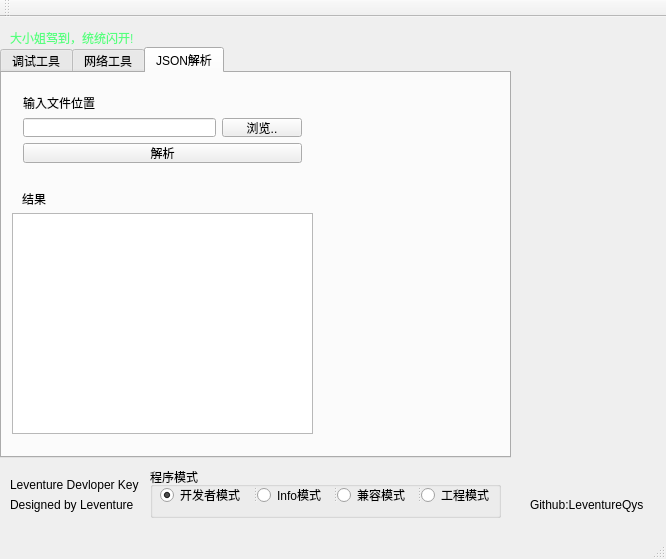
Before: the Qt Designer form Leventure_DevelopKey/Leventure_DevelopKey/Leventure_DevelopKey.ui in LeventureQys/Leventure_DevelopKey, drawn with Qt 5.
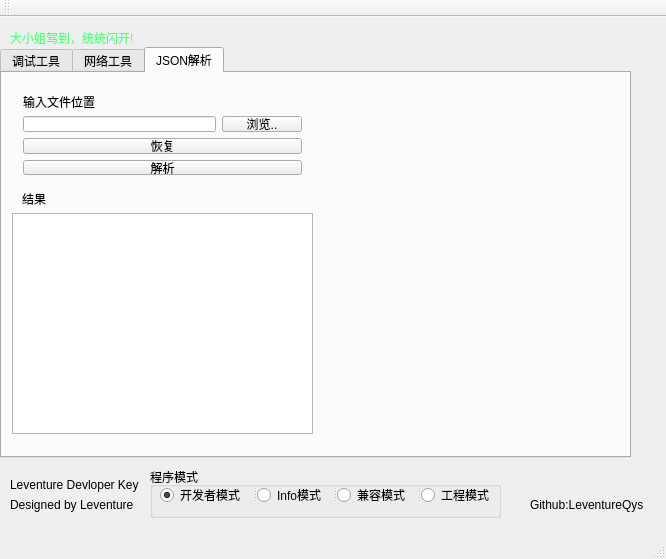
After: the same form once the commit is applied.

Commit message:
添加了一个csv恢复工具
添加了一个csv恢复成json格式的工具，原来的做法会导致ID丢失，不过这个ID本身含义并不大

The edit to the form file:
```diff
--- a/Leventure_DevelopKey/Leventure_DevelopKey/Leventure_DevelopKey.ui
+++ b/Leventure_DevelopKey/Leventure_DevelopKey/Leventure_DevelopKey.ui
@@ -126,7 +126,7 @@
      <rect>
       <x>0</x>
       <y>30</y>
-      <width>511</width>
+      <width>631</width>
       <height>411</height>
      </rect>
     </property>
@@ -622,13 +622,13 @@
        <string>结果</string>
       </property>
      </widget>
-     <widget class="QWidget" name="">
+     <widget class="QWidget" name="layoutWidget">
       <property name="geometry">
        <rect>
         <x>10</x>
         <y>10</y>
         <width>301</width>
-        <height>91</height>
+        <height>103</height>
        </rect>
       </property>
       <layout class="QVBoxLayout" name="verticalLayout">
@@ -653,6 +653,13 @@
          </item>
         </layout>
        </item>
+       <item>
+        <widget class="QPushButton" name="btn_recovery">
+         <property name="text">
+          <string>恢复</string>
+         </property>
+        </widget>
+       </item>
        <item>
         <widget class="QPushButton" name="btn_json_analyse">
          <property name="text">
```
The commit also changes 55 other files.
